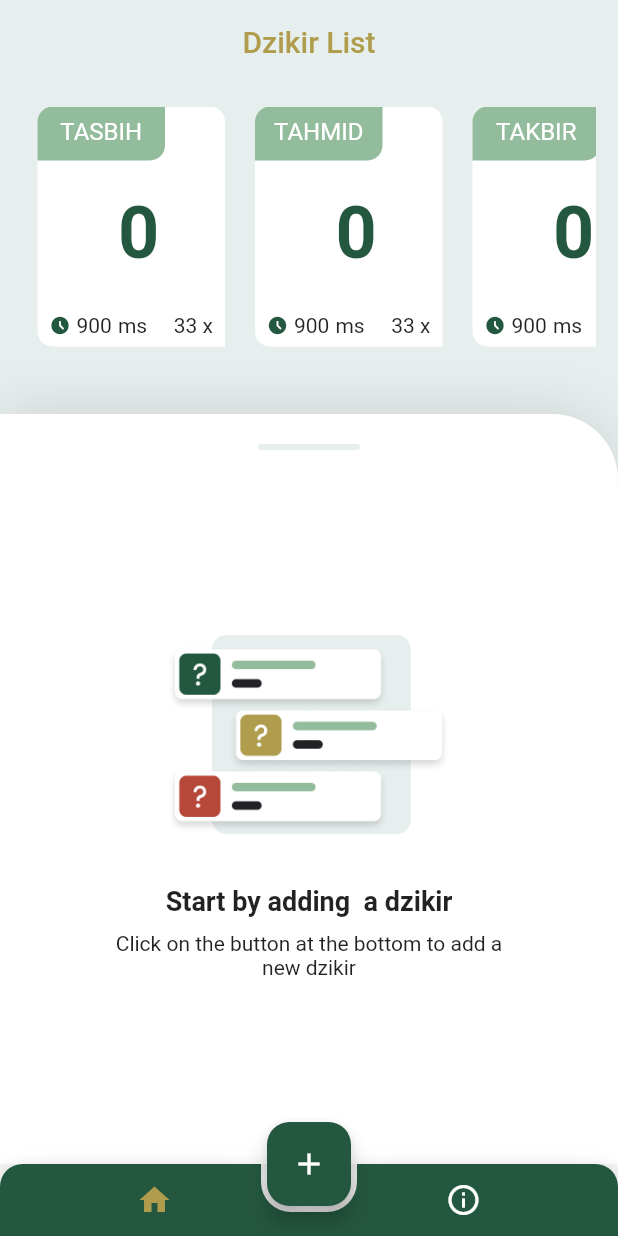
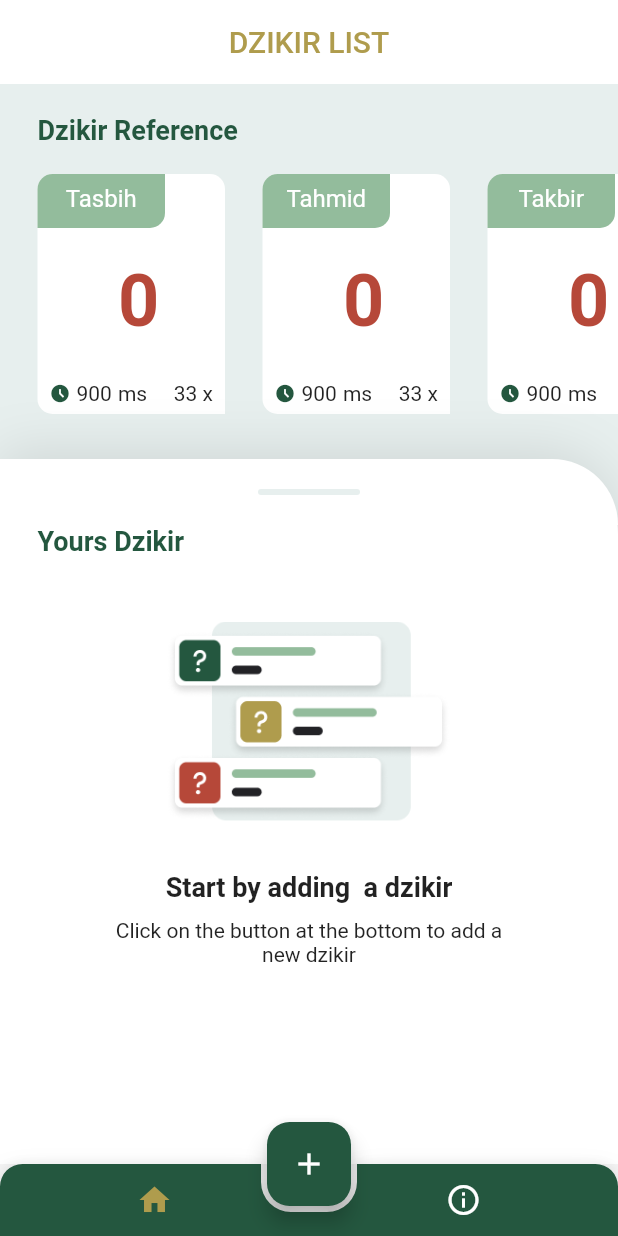
Before and after one commit to farsi-losa/Zikr-App-Flutter, a Flutter app: the screen it shows after launch, on a phone screen of 412 x 824 dp. Run offline on Flutter 3.47's test engine with Material 2 defaults, Android fonts, the phone set to English and light mode, and no system bars; our stand-ins replace package_info_plus, sqflite; missing offline and left inert: flutter_vibrate; accounts and stored records are empty.

Commit message:
setting page

```diff
--- a/lib/component/listView.dart
+++ b/lib/component/listView.dart
@@ -30,7 +30,7 @@ class DzikirListView extends StatelessWidget {
                     children: [
                       Center(
                         child: Container(
-                          margin: EdgeInsets.only(top: 100),
+                          margin: EdgeInsets.only(top: 20),
                           width: 190,
                           height: 140,
                           decoration: BoxDecoration(
@@ -142,11 +142,6 @@ class DzikirListView extends StatelessWidget {
                                               children: [
                                                 Container(
                                                   child: Row(children: [
-                                                    Icon(
-                                                      Icons.access_time_filled,
-                                                      size: 14,
-                                                      color: Color(0xff24573F),
-                                                    ),
                                                     Padding(
                                                       padding:
                                                           EdgeInsets.symmetric(
@@ -163,7 +158,7 @@ class DzikirListView extends StatelessWidget {
                                                 Align(
                                                   alignment: Alignment.center,
                                                   child: Text(
-                                                    '${data![index].qty.toString()} x',
+                                                    '${data![index].lastcount.toString()} / ${data![index].qty.toString()} x',
                                                   ),
                                                 ),
                                               ]),
--- a/lib/component/listViewDefault.dart
+++ b/lib/component/listViewDefault.dart
@@ -1,13 +1,21 @@
 import 'package:flutter/material.dart';
 
 ListView dzikirDefaultListView(data, onDataChange, onItemClicked) {
+  Color lastCountColor(int lastCount, int target) {
+    var hasilbagi = lastCount / target * 100;
+    if (hasilbagi <= 33) return Color(0xffB64839);
+    if ((hasilbagi > 33 && hasilbagi <= 66)) return Color(0xffAF9C4D);
+
+    return Color(0xff24573F);
+  }
+
   return ListView.builder(
     itemCount: data.length,
     scrollDirection: Axis.horizontal,
     shrinkWrap: true,
     itemBuilder: (BuildContext context, int index) {
       return Container(
-          margin: EdgeInsets.fromLTRB(10, 0, 10, 0),
+        margin: EdgeInsets.fromLTRB(25, 0, 0, 0),
         width: 125,
         height: 150,
         decoration: new BoxDecoration(
@@ -41,7 +49,7 @@ ListView dzikirDefaultListView(data, onDataChange, onItemClicked) {
                     height: 36,
                     padding: EdgeInsets.symmetric(horizontal: 5, vertical: 7),
                     child: Text(
-                        data![index].name.toUpperCase(),
+                      data![index].name,
                       overflow: TextOverflow.ellipsis,
                       textAlign: TextAlign.center,
                       style: TextStyle(
@@ -66,10 +74,11 @@ ListView dzikirDefaultListView(data, onDataChange, onItemClicked) {
                   child: Center(
                     child: Text(
                       data[index].lastcount.toString(),
-                        style: const TextStyle(
+                      style: TextStyle(
                         fontWeight: FontWeight.bold,
                         fontSize: 48,
-                          color: Color(0xff24573F),
+                        color: lastCountColor(
+                            data[index].lastcount, data[index].qty),
                       ),
                     ),
                   ),
@@ -108,7 +117,8 @@ ListView dzikirDefaultListView(data, onDataChange, onItemClicked) {
           ),
         ),
       );
-      });
+    },
+  );
 }
 
 GridView animeGridView(data) {
--- a/lib/component/slideItem.dart
+++ b/lib/component/slideItem.dart
@@ -100,6 +100,21 @@ class _SlideMenuState extends State<SlideMenu>
     });
   }
 
+  static lastCountColor(int lastCount, int target) {
+    var percentage = lastCount / target * 100;
+    if (percentage > 0 && percentage <= 33)
+      return LinearGradient(
+          colors: [Color(0xffB64839), Color(0xffE8F0EF), Color(0xffE8F0EF)]);
+    if ((percentage > 33 && percentage <= 66))
+      return LinearGradient(
+          colors: [Color(0xffAF9C4D), Color(0xffAF9C4D), Color(0xffE8F0EF)]);
+    if ((percentage > 66 && percentage <= 99))
+      return LinearGradient(
+          colors: [Color(0xff24573F), Color(0xff24573F), Color(0xffE8F0EF)]);
+
+    return LinearGradient(colors: [Color(0xffE8F0EF), Color(0xffE8F0EF)]);
+  }
+
   @override
   dispose() {
     _controller.dispose();
@@ -112,6 +127,10 @@ class _SlideMenuState extends State<SlideMenu>
             begin: const Offset(0.0, 0.0), end: const Offset(-0.4, 0.0))
         .animate(new CurveTween(curve: Curves.decelerate).animate(_controller));
 
+    final kGradientBoxDecoration = BoxDecoration(
+      gradient: lastCountColor(widget.data.lastcount, widget.data.qty),
+      borderRadius: BorderRadius.circular(15),
+    );
     return Stack(
       children: <Widget>[
         new Positioned.fill(
@@ -191,12 +210,12 @@ class _SlideMenuState extends State<SlideMenu>
         new SlideTransition(
           position: animation,
           child: Container(
+            decoration: kGradientBoxDecoration,
+            child: Padding(
+              padding: const EdgeInsets.all(1.0),
+              child: Container(
                 decoration: new BoxDecoration(
                   color: Colors.white,
-              border: Border.all(
-                width: 1.0,
-                color: Color(0xffE8F0EF),
-              ),
                   borderRadius: new BorderRadius.all(Radius.circular(15)),
                 ),
                 child: Row(children: [
@@ -224,6 +243,8 @@ class _SlideMenuState extends State<SlideMenu>
                 ]),
               ),
             ),
+          ),
+        ),
       ],
     );
   }
--- a/lib/pages/dzikir_counter.dart
+++ b/lib/pages/dzikir_counter.dart
@@ -175,6 +175,7 @@ class _DzikirCounterState extends State<DzikirCounter>
           leading: new IconButton(
               icon: new Icon(Icons.arrow_back),
               onPressed: () {
+                updateDzikirs(_id);
                 Navigator.of(context).pop(createRouteToHome);
               }),
           title: Text(
@@ -269,7 +270,7 @@ class _DzikirCounterState extends State<DzikirCounter>
                                 Align(
                                   alignment: Alignment(0, 0.15),
                                   child: Text(
-                                    'Max',
+                                    'Target',
                                     style: TextStyle(
                                         color: Color(0xff93BC9C), fontSize: 12),
                                   ),
--- a/lib/pages/home.dart
+++ b/lib/pages/home.dart
@@ -101,11 +101,11 @@ class _AppHome extends State<AppHome> with TickerProviderStateMixin {
         appBar: AppBar(
           centerTitle: true,
           title: Text(
-            'Dzikir List',
+            'DZIKIR LIST',
             style: const TextStyle(color: Color(0xffAF9C4D)),
           ),
           elevation: 0,
-          backgroundColor: Color(0xffE7EFEE),
+          backgroundColor: Colors.white,
         ),
         body: FutureBuilder(
           future: Future.wait([
@@ -121,16 +121,31 @@ class _AppHome extends State<AppHome> with TickerProviderStateMixin {
                   Container(
                       child: globalCounter.dzikirReference
                           ? AnimatedContainer(
-                              height: scrollVisibility ? 180.0 : 0.0,
-                              duration: Duration(milliseconds: 400),
-                              child: Stack(children: <Widget>[
+                              height: scrollVisibility ? 250.0 : 20.0,
+                              duration: Duration(milliseconds: 500),
+                              child: Stack(
+                                children: <Widget>[
+                                  Positioned(
+                                    left: 25.0,
+                                    right: 15.0,
+                                    top: 20.0,
+                                    // bottom: 40.0,
+                                    child: Text(
+                                      'Dzikir Reference',
+                                      style: TextStyle(
+                                        fontSize: 18,
+                                        color: Color(0xff24573F),
+                                        fontWeight: FontWeight.bold,
+                                      ),
+                                    ),
+                                  ),
                                   Positioned(
                                     height: 160.0,
-                                  left: 15.0,
-                                  right: 15.0,
-                                  top: 15.0,
+                                    left: 0.0,
+                                    right: 0.0,
+                                    top: 60.0,
                                     // bottom: 40.0,
-                                  child: SizedBox(
+                                    child: Container(
                                       // height: 160.0,
                                       width: double.infinity,
                                       child: dzikirDefaultListView(
@@ -139,12 +154,13 @@ class _AppHome extends State<AppHome> with TickerProviderStateMixin {
                                           _onItemClicked),
                                     ),
                                   ),
-                              ]),
+                                ],
+                              ),
                             )
                           : null),
                   Flexible(
                     child: Container(
-                      margin: EdgeInsets.only(top: 40),
+                      // margin: EdgeInsets.only(top: 40),
                       decoration: new BoxDecoration(
                         color: Colors.white,
                         borderRadius: new BorderRadius.only(
@@ -185,6 +201,19 @@ class _AppHome extends State<AppHome> with TickerProviderStateMixin {
                             ),
                           ),
                         ),
+                        Container(
+                          padding: EdgeInsets.only(bottom: 20, left: 25),
+                          width: double.infinity,
+                          child: Text(
+                            'Yours Dzikir',
+                            textAlign: TextAlign.left,
+                            style: TextStyle(
+                              fontSize: 18,
+                              color: Color(0xff24573F),
+                              fontWeight: FontWeight.bold,
+                            ),
+                          ),
+                        ),
                         Flexible(
                           child: DzikirListView(
                             data: snapshot.data![1],
@@ -201,7 +230,9 @@ class _AppHome extends State<AppHome> with TickerProviderStateMixin {
             } else if (snapshot.hasError) {
               return Text("${snapshot.error}");
             }
-            return CircularProgressIndicator();
+            return Center(
+              child: CircularProgressIndicator(),
+            );
           },
         ),
       ),
--- a/lib/pages/information.dart
+++ b/lib/pages/information.dart
@@ -78,15 +78,48 @@ class _AppInformation extends State<AppInformation> {
           color: Color(0xffE8F0EF),
           child: Column(
             children: [
-              Flexible(
-                child: Center(
+              Container(
+                height: 380,
+                child: Stack(children: <Widget>[
+                  Positioned(
+                    left: 0.0,
+                    right: 0.0,
+                    top: 20.0,
+                    // bottom: 40.0,
                     child: Container(
-                    height: 330,
-                    margin: const EdgeInsets.fromLTRB(35, 0, 35, 55),
-                    padding: const EdgeInsets.all(35),
+                      height: 280,
+                      width: double.infinity,
+                      decoration: BoxDecoration(
+                        color: Colors.white,
+                        borderRadius: BorderRadius.only(
+                            bottomLeft: Radius.circular(20),
+                            bottomRight: Radius.circular(20)),
+                      ),
+                      child: Container(
+                        margin: EdgeInsets.only(top: 80, bottom: 140),
+                        width: 76,
+                        height: 39,
+                        decoration: BoxDecoration(
+                          image: DecorationImage(
+                            image: AssetImage(
+                                "assets/images/icon_dzikir_small.png"),
+                            // fit: BoxFit.contain,
+                          ),
+                        ),
+                      ),
+                    ),
+                  ),
+                  Positioned(
+                    left: 25.0,
+                    right: 15.0,
+                    top: 230.0,
+                    child: Container(
+                      height: 150,
+                      margin: const EdgeInsets.fromLTRB(35, 0, 35, 20),
+                      padding: const EdgeInsets.fromLTRB(20, 30, 20, 30),
                       alignment: Alignment.center,
                       decoration: BoxDecoration(
-                      color: Colors.white,
+                        color: Color(0xff24573F),
                         borderRadius: BorderRadius.all(Radius.circular(15)),
                         boxShadow: [
                           BoxShadow(
@@ -102,24 +135,26 @@ class _AppInformation extends State<AppInformation> {
                           'Dzikir Settings',
                           textAlign: TextAlign.center,
                           style:
-                            TextStyle(color: Color(0xff24573F), fontSize: 18),
+                              TextStyle(color: Color(0xffE8F0EF), fontSize: 18),
                         ),
                         Container(
+                          margin: const EdgeInsets.only(top: 10),
                           child: FutureBuilder<List<Settings>>(
                             future: this.handler.retrieveSettings(),
-                          builder:
-                              (context, AsyncSnapshot<List<dynamic>> snapshot) {
+                            builder: (context,
+                                AsyncSnapshot<List<dynamic>> snapshot) {
                               if (snapshot.hasData) {
                                 return SwitchListTile(
                                   title: const Text(
                                     'Show dzikir reference',
                                     style: TextStyle(
                                       fontSize: 14,
-                                    color: Color(0xff24573F),
+                                      color: Color(0xffE8F0EF),
                                     ),
                                   ),
                                   value: globalCounter.dzikirReference,
-                                activeColor: Color(0xff24573F),
+                                  activeColor: Colors.white,
+                                  inactiveThumbColor: Colors.grey[400],
                                   onChanged: (bool value) {
                                     _referenceOnchange(value);
                                   },
@@ -132,22 +167,37 @@ class _AppInformation extends State<AppInformation> {
                           ),
                         ),
                         Spacer(),
+                      ]),
+                    ),
+                  )
+                ]),
+              ),
+              Spacer(),
               Container(
+                height: 180,
+                margin: const EdgeInsets.fromLTRB(35, 0, 35, 55),
+                padding: const EdgeInsets.fromLTRB(35, 25, 35, 25),
+                alignment: Alignment.center,
                 decoration: BoxDecoration(
-                          border: Border(
-                            bottom: BorderSide(
-                                width: 1.0, color: Color(0xffE7EFEE)),
+                  color: Colors.white,
+                  borderRadius: BorderRadius.all(Radius.circular(15)),
+                  boxShadow: [
+                    BoxShadow(
+                      color: Colors.grey.withOpacity(0.2),
+                      spreadRadius: 2,
+                      blurRadius: 3,
+                      offset: Offset(2, 2), // changes position of shadow
                     ),
+                  ],
                 ),
-                      ),
+                child: Column(children: [
                   Spacer(),
                   Container(
                     width: 200,
                     child: Text(
                       'Dukung kami dengan memberikan penilaian di appstore',
                       textAlign: TextAlign.center,
-                          style:
-                              TextStyle(color: Color(0xff24573F), fontSize: 12),
+                      style: TextStyle(color: Color(0xff24573F), fontSize: 12),
                     ),
                   ),
                   Container(
@@ -171,12 +221,9 @@ class _AppInformation extends State<AppInformation> {
                   Text(
                     'Version $appVersion',
                     textAlign: TextAlign.center,
-                        style:
-                            TextStyle(color: Color(0xffAF9C4D), fontSize: 12),
+                    style: TextStyle(color: Color(0xffAF9C4D), fontSize: 12),
                   ),
                 ]),
-                  ),
-                ),
               ),
             ],
           ),
--- a/pubspec.yaml
+++ b/pubspec.yaml
@@ -54,6 +54,7 @@ flutter:
   #   - images/a_dot_ham.jpeg
   assets:
     - assets/images/empty_dzikir.png
+    - assets/images/icon_dzikir_small.png
 
   # An image asset can refer to one or more resolution-specific "variants", see
   # https://flutter.dev/assets-and-images/#resolution-aware.
```
Also changed, not shown: assets/images/icon_dzikir_small.png (added). Lines whose indentation alone changed are shown as unchanged.
